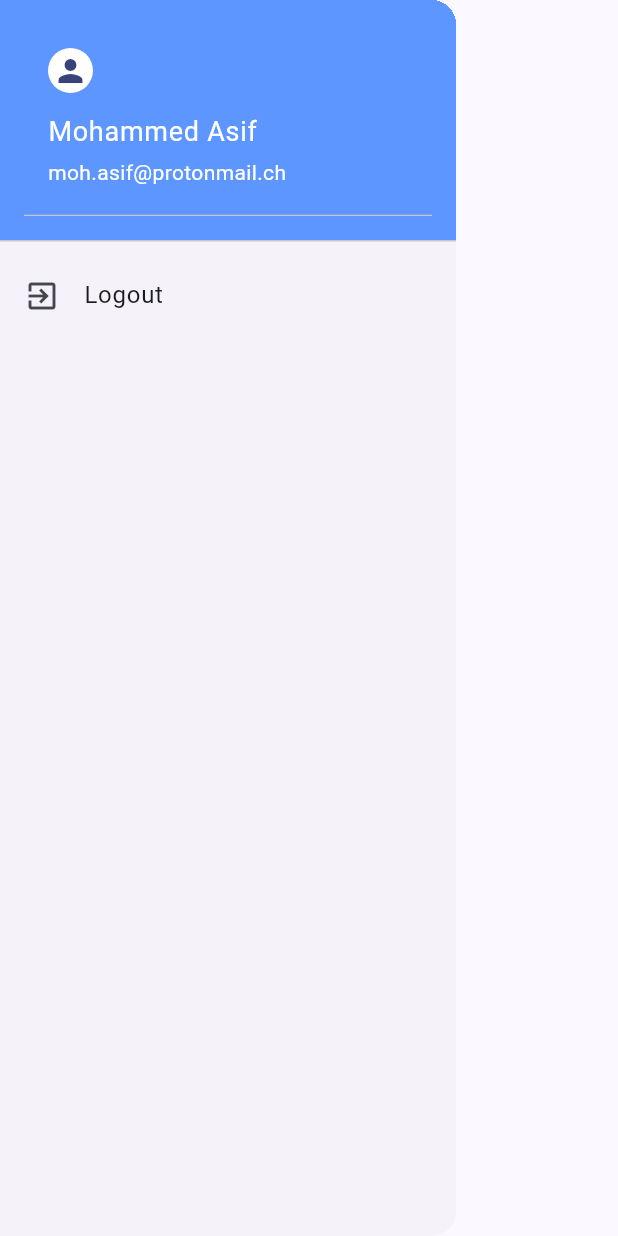
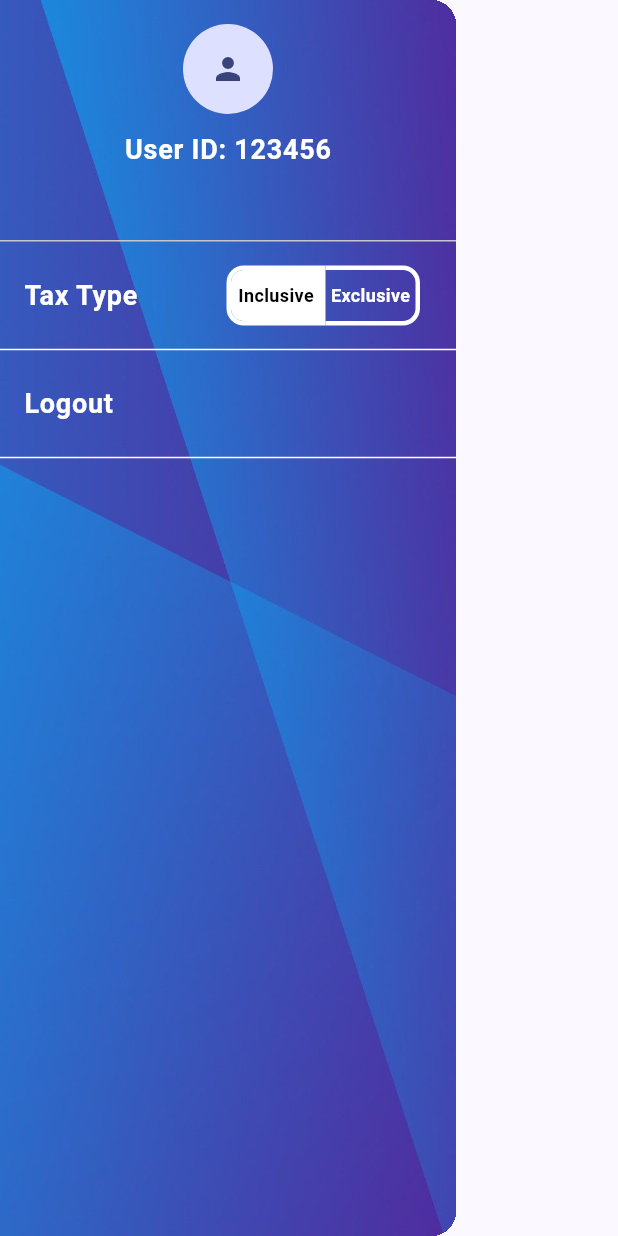
Before and after one commit to Asif-Faizal/Restaurant-POS-App, a Flutter app: the MyDrawer widget shown alone on an empty page, opened directly, on a phone screen of 412 x 824 dp. Run offline on Flutter 3.47's test engine with Material 3 defaults, Android fonts, the phone set to English and light mode, and no system bars; our stand-ins replace bloc, carousel_slider, device_info_plus, equatable, flutter_bloc; missing offline and left inert: syncfusion_flutter_pdfviewer; network calls fail.

Commit message:
drawer ui

```diff
--- a/lib/presentation/widgets/drawer.dart
+++ b/lib/presentation/widgets/drawer.dart
@@ -2,52 +2,134 @@ import 'package:flutter/material.dart';
 
 import '../pages/passcode_screen.dart';
 
-class MyDrawer extends StatelessWidget {
+class MyDrawer extends StatefulWidget {
   const MyDrawer({
     super.key,
   });
 
   @override
+  State<MyDrawer> createState() => _MyDrawerState();
+}
+
+class _MyDrawerState extends State<MyDrawer> {
+  bool _inclusiveTax = true;
+  @override
   Widget build(BuildContext context) {
     return Drawer(
+      child: Container(
+        decoration: const BoxDecoration(
+          image: DecorationImage(
+            image: AssetImage('lib/assets/bb.jpg'),
+            fit: BoxFit.cover,
+          ),
+        ),
+        child: ListView(
+          padding: EdgeInsets.zero,
+          children: [
+            const DrawerHeader(
               child: Column(
                 children: [
-          const DrawerHeader(
-            decoration: BoxDecoration(
-              color: Color.fromARGB(255, 93, 150, 255),
+                  CircleAvatar(
+                    radius: 30,
+                    child: Icon(Icons.person),
                   ),
-            child: UserAccountsDrawerHeader(
-              decoration: BoxDecoration(
-                color: Color.fromARGB(255, 93, 150, 255),
+                  SizedBox(height: 10),
+                  Text(
+                    'User ID: 123456',
+                    style: TextStyle(
+                      fontSize: 18,
+                      fontWeight: FontWeight.bold,
+                      color: Colors.white,
                     ),
-              accountName: Text(
-                "Mohammed Asif",
-                style: TextStyle(fontSize: 18, color: Colors.white),
                   ),
-              accountEmail: Text(
-                "moh.asif@protonmail.ch",
-                style: TextStyle(color: Colors.white),
+                ],
               ),
-              currentAccountPictureSize: Size.square(30),
-              currentAccountPicture: CircleAvatar(
-                backgroundColor: Colors.white,
-                child: Icon(Icons.person),
+            ),
+            ListTile(
+                title: const Text(
+                  'Tax Type',
+                  style: TextStyle(
+                    fontSize: 18,
+                    fontWeight: FontWeight.bold,
+                    color: Colors.white,
+                  ),
+                ),
+                trailing: SizedBox(
+                  height: 40,
+                  child: ToggleButtons(
+                    borderWidth: 3,
+                    borderColor: Colors.white,
+                    disabledBorderColor: Colors.white,
+                    selectedBorderColor: Colors.white,
+                    onPressed: (int index) {
+                      setState(() {
+                        if (index == 0) {
+                          _inclusiveTax = true;
+                          print('Inclusive Tax selected');
+                        } else {
+                          _inclusiveTax = false;
+                          print('Exclusive Tax selected');
+                        }
+                      });
+                    },
+                    isSelected: [_inclusiveTax, !_inclusiveTax],
+                    borderRadius: BorderRadius.circular(10),
+                    selectedColor: Colors.white,
+                    fillColor: Colors.white,
+                    children: [
+                      Container(
+                        height: 20,
+                        width: 60,
+                        alignment: Alignment.center,
+                        child: Text(
+                          'Inclusive',
+                          style: TextStyle(
+                            fontSize: 12,
+                            fontWeight: FontWeight.bold,
+                            color: _inclusiveTax ? Colors.black : Colors.white,
                           ),
                         ),
                       ),
-          ListTile(
-            leading: const Icon(Icons.exit_to_app),
-            title: const Text('Logout'),
-            onTap: () {
-              Navigator.pushReplacement(
-                context,
-                MaterialPageRoute(
-                  builder: (context) => PasscodeScreen(),
+                      Container(
+                        height: 20,
+                        width: 60,
+                        alignment: Alignment.center,
+                        child: Text(
+                          'Exclusive',
+                          style: TextStyle(
+                            fontSize: 12,
+                            fontWeight: FontWeight.bold,
+                            color: !_inclusiveTax ? Colors.black : Colors.white,
                           ),
-              );
-            },
+                        ),
                       ),
                     ],
+                  ),
+                )),
+            const Divider(
+              color: Colors.white,
+            ),
+            GestureDetector(
+              onTap: () {
+                Navigator.push(context,
+                    MaterialPageRoute(builder: (context) => PasscodeScreen()));
+              },
+              child: const ListTile(
+                title: Text(
+                  'Logout',
+                  style: TextStyle(
+                    fontSize: 18,
+                    fontWeight: FontWeight.bold,
+                    color: Colors.white,
+                  ),
+                ),
+              ),
+            ),
+            const Divider(
+              color: Colors.white,
+            )
+          ],
+        ),
       ),
     );
   }
```
Lines whose indentation alone changed are shown as unchanged.
